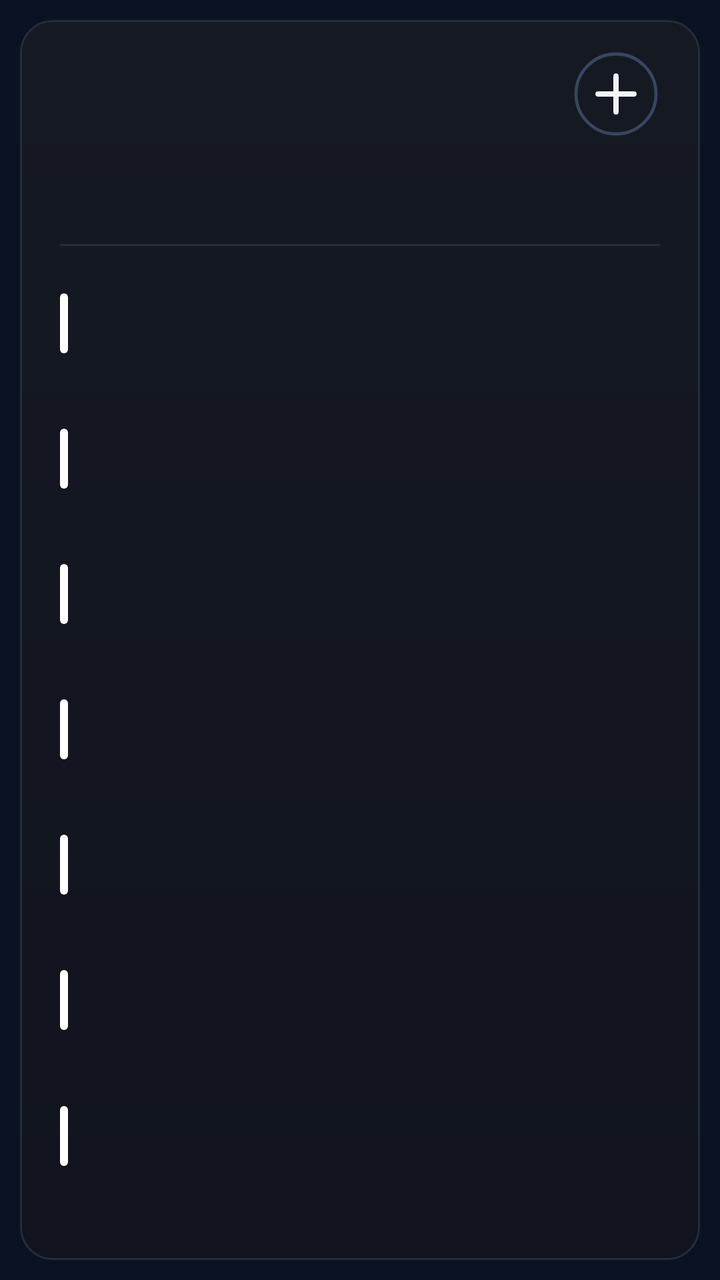
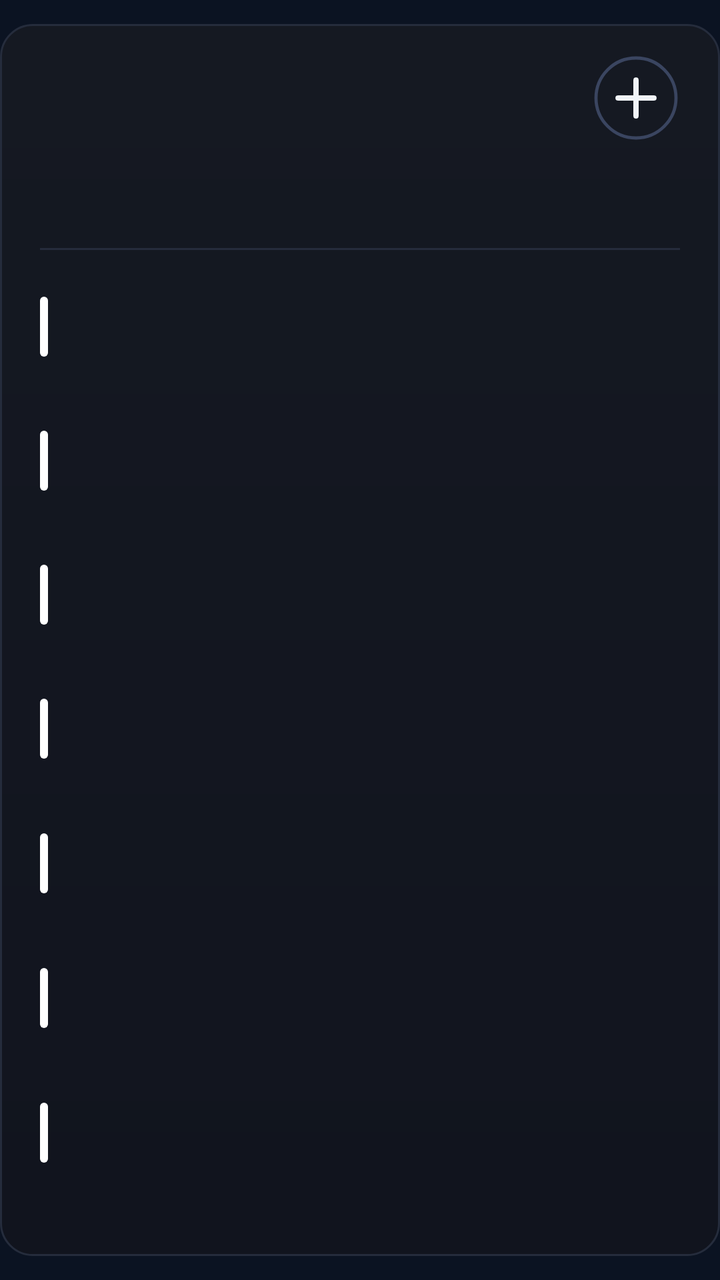

Before-and-after screenshots of an Android layout around one commit, followed by the original layout XML and the change that was made.
<!-- AndroidManifest.xml: application theme AppTheme -->
<!-- res/layout/cal_k7.xml -->
<?xml version="1.0" encoding="utf-8"?>
<FrameLayout xmlns:android="http://schemas.android.com/apk/res/android"
    android:id="@+id/root"
    android:layout_width="match_parent"
    android:layout_height="match_parent"
    android:padding="10dp">

    <LinearLayout
        android:id="@+id/panel"
        android:layout_width="match_parent"
        android:layout_height="match_parent"
        android:background="@drawable/cal_panel"
        android:orientation="vertical"
        android:paddingStart="20dp"
        android:paddingTop="13dp"
        android:paddingEnd="20dp"
        android:paddingBottom="14dp">

        
        <LinearLayout
            android:layout_width="match_parent"
            android:layout_height="48dp"
            android:gravity="center_vertical"
            android:orientation="horizontal">
        <ImageView
            android:id="@+id/cal_day"
            android:layout_width="wrap_content"
            android:layout_height="47dp"
            android:adjustViewBounds="true"
            android:scaleType="fitStart" />

            <LinearLayout
                android:layout_width="0dp"
                android:layout_height="wrap_content"
                android:layout_marginStart="12dp"
                android:layout_weight="1"
                android:orientation="vertical">
                <ImageView
                    android:id="@+id/cal_month"
                    android:layout_width="match_parent"
                    android:layout_height="23dp"
                    android:adjustViewBounds="true"
                    android:scaleType="fitStart" />
                <ImageView
                    android:id="@+id/cal_sub"
                    android:layout_width="match_parent"
                    android:layout_height="16dp"
                    android:adjustViewBounds="true"
                    android:layout_marginTop="2dp"
                    android:scaleType="fitStart" />
            </LinearLayout>

            <ImageView
                android:id="@+id/btn_add"
                android:layout_width="44dp"
                android:layout_height="44dp"
                android:contentDescription="New event"
                android:src="@drawable/ic_cal_add" />
        </LinearLayout>

        
        <LinearLayout
            android:layout_width="match_parent"
            android:layout_height="44dp"
            android:layout_marginTop="2dp"
            android:orientation="horizontal">
            <LinearLayout
                android:layout_width="0dp"
                android:layout_height="match_parent"
                android:layout_weight="1"
                android:gravity="center_horizontal"
                android:orientation="vertical">
                <ImageView
                    android:id="@+id/wk_label_0"
                    android:layout_width="wrap_content"
                    android:layout_height="14dp"
                    android:adjustViewBounds="true"
                    android:scaleType="fitCenter" />
                <ImageView
                    android:id="@+id/wk_num_0"
                    android:layout_width="26dp"
                    android:layout_height="26dp"
                    android:adjustViewBounds="true"
                    android:layout_marginTop="3dp"
                    android:scaleType="fitCenter" />
            </LinearLayout>
            <LinearLayout
                android:layout_width="0dp"
                android:layout_height="match_parent"
                android:layout_weight="1"
                android:gravity="center_horizontal"
                android:orientation="vertical">
                <ImageView
                    android:id="@+id/wk_label_1"
                    android:layout_width="wrap_content"
                    android:layout_height="14dp"
                    android:adjustViewBounds="true"
                    android:scaleType="fitCenter" />
                <ImageView
                    android:id="@+id/wk_num_1"
                    android:layout_width="26dp"
                    android:layout_height="26dp"
                    android:adjustViewBounds="true"
                    android:layout_marginTop="3dp"
                    android:scaleType="fitCenter" />
            </LinearLayout>
            <LinearLayout
                android:layout_width="0dp"
                android:layout_height="match_parent"
                android:layout_weight="1"
                android:gravity="center_horizontal"
                android:orientation="vertical">
                <ImageView
                    android:id="@+id/wk_label_2"
                    android:layout_width="wrap_content"
                    android:layout_height="14dp"
                    android:adjustViewBounds="true"
                    android:scaleType="fitCenter" />
                <ImageView
                    android:id="@+id/wk_num_2"
                    android:layout_width="26dp"
                    android:layout_height="26dp"
                    android:adjustViewBounds="true"
                    android:layout_marginTop="3dp"
                    android:scaleType="fitCenter" />
            </LinearLayout>
            <LinearLayout
                android:layout_width="0dp"
                android:layout_height="match_parent"
                android:layout_weight="1"
                android:gravity="center_horizontal"
                android:orientation="vertical">
                <ImageView
                    android:id="@+id/wk_label_3"
                    android:layout_width="wrap_content"
                    android:layout_height="14dp"
                    android:adjustViewBounds="true"
                    android:scaleType="fitCenter" />
                <ImageView
                    android:id="@+id/wk_num_3"
                    android:layout_width="26dp"
                    android:layout_height="26dp"
                    android:adjustViewBounds="true"
                    android:layout_marginTop="3dp"
                    android:scaleType="fitCenter" />
            </LinearLayout>
            <LinearLayout
                android:layout_width="0dp"
                android:layout_height="match_parent"
                android:layout_weight="1"
                android:gravity="center_horizontal"
                android:orientation="vertical">
                <ImageView
                    android:id="@+id/wk_label_4"
                    android:layout_width="wrap_content"
                    android:layout_height="14dp"
                    android:adjustViewBounds="true"
                    android:scaleType="fitCenter" />
                <ImageView
                    android:id="@+id/wk_num_4"
                    android:layout_width="26dp"
                    android:layout_height="26dp"
                    android:adjustViewBounds="true"
                    android:layout_marginTop="3dp"
                    android:scaleType="fitCenter" />
            </LinearLayout>
            <LinearLayout
                android:layout_width="0dp"
                android:layout_height="match_parent"
                android:layout_weight="1"
                android:gravity="center_horizontal"
                android:orientation="vertical">
                <ImageView
                    android:id="@+id/wk_label_5"
                    android:layout_width="wrap_content"
                    android:layout_height="14dp"
                    android:adjustViewBounds="true"
                    android:scaleType="fitCenter" />
                <ImageView
                    android:id="@+id/wk_num_5"
                    android:layout_width="26dp"
                    android:layout_height="26dp"
                    android:adjustViewBounds="true"
                    android:layout_marginTop="3dp"
                    android:scaleType="fitCenter" />
            </LinearLayout>
            <LinearLayout
                android:layout_width="0dp"
                android:layout_height="match_parent"
                android:layout_weight="1"
                android:gravity="center_horizontal"
                android:orientation="vertical">
                <ImageView
                    android:id="@+id/wk_label_6"
                    android:layout_width="wrap_content"
                    android:layout_height="14dp"
                    android:adjustViewBounds="true"
                    android:scaleType="fitCenter" />
                <ImageView
                    android:id="@+id/wk_num_6"
                    android:layout_width="26dp"
                    android:layout_height="26dp"
                    android:adjustViewBounds="true"
                    android:layout_marginTop="3dp"
                    android:scaleType="fitCenter" />
            </LinearLayout>
        </LinearLayout>

        <ImageView
            android:layout_width="match_parent"
            android:layout_height="1dp"
            android:layout_marginTop="5dp"
            android:layout_marginBottom="5dp"
            android:scaleType="fitXY"
            android:src="@drawable/cal_divider" />

        
        <LinearLayout
            android:layout_width="match_parent"
            android:layout_height="0dp"
            android:layout_weight="1"
            android:orientation="vertical">
        <LinearLayout
            android:id="@+id/cal_row_0"
            android:layout_width="match_parent"
            android:layout_height="0dp"
            android:layout_weight="1"
            android:gravity="center_vertical"
            android:orientation="horizontal">

            <ImageView
                android:id="@+id/cal_bar_0"
                android:layout_width="4dp"
                android:layout_height="30dp"
                android:layout_marginEnd="11dp"
                android:scaleType="fitXY"
                android:src="@drawable/cal_bar" />

            <LinearLayout
                android:layout_width="0dp"
                android:layout_height="wrap_content"
                android:layout_weight="1"
                android:orientation="vertical">

                <LinearLayout
                    android:layout_width="match_parent"
                    android:layout_height="wrap_content"
                    android:orientation="horizontal">
                    <ImageView
                        android:id="@+id/cal_time_0"
                        android:layout_width="wrap_content"
                        android:layout_height="16dp"
                        android:adjustViewBounds="true"
                        android:scaleType="fitStart" />
                    <ImageView
                        android:id="@+id/cal_hint_0"
                        android:layout_width="wrap_content"
                        android:layout_height="16dp"
                        android:adjustViewBounds="true"
                        android:layout_marginStart="9dp"
                        android:scaleType="fitStart" />
                </LinearLayout>
                <ImageView
                    android:id="@+id/cal_title_0"
                    android:layout_width="match_parent"
                    android:layout_height="22dp"
                    android:adjustViewBounds="true"
                    android:layout_marginTop="1dp"
                    android:scaleType="fitStart" />
            </LinearLayout>
        </LinearLayout>
        <LinearLayout
            android:id="@+id/cal_row_1"
            android:layout_width="match_parent"
            android:layout_height="0dp"
            android:layout_weight="1"
            android:gravity="center_vertical"
            android:orientation="horizontal">

            <ImageView
                android:id="@+id/cal_bar_1"
                android:layout_width="4dp"
                android:layout_height="30dp"
                android:layout_marginEnd="11dp"
                android:scaleType="fitXY"
                android:src="@drawable/cal_bar" />

            <LinearLayout
                android:layout_width="0dp"
                android:layout_height="wrap_content"
                android:layout_weight="1"
                android:orientation="vertical">

                <LinearLayout
                    android:layout_width="match_parent"
                    android:layout_height="wrap_content"
                    android:orientation="horizontal">
                    <ImageView
                        android:id="@+id/cal_time_1"
                        android:layout_width="wrap_content"
                        android:layout_height="16dp"
                        android:adjustViewBounds="true"
                        android:scaleType="fitStart" />
                    <ImageView
                        android:id="@+id/cal_hint_1"
                        android:layout_width="wrap_content"
                        android:layout_height="16dp"
                        android:adjustViewBounds="true"
                        android:layout_marginStart="9dp"
                        android:scaleType="fitStart" />
                </LinearLayout>
                <ImageView
                    android:id="@+id/cal_title_1"
                    android:layout_width="match_parent"
                    android:layout_height="22dp"
                    android:adjustViewBounds="true"
                    android:layout_marginTop="1dp"
                    android:scaleType="fitStart" />
            </LinearLayout>
        </LinearLayout>
        <LinearLayout
            android:id="@+id/cal_row_2"
            android:layout_width="match_parent"
            android:layout_height="0dp"
            android:layout_weight="1"
            android:gravity="center_vertical"
            android:orientation="horizontal">

            <ImageView
                android:id="@+id/cal_bar_2"
                android:layout_width="4dp"
                android:layout_height="30dp"
                android:layout_marginEnd="11dp"
                android:scaleType="fitXY"
                android:src="@drawable/cal_bar" />

            <LinearLayout
                android:layout_width="0dp"
                android:layout_height="wrap_content"
                android:layout_weight="1"
                android:orientation="vertical">

                <LinearLayout
                    android:layout_width="match_parent"
                    android:layout_height="wrap_content"
                    android:orientation="horizontal">
                    <ImageView
                        android:id="@+id/cal_time_2"
                        android:layout_width="wrap_content"
                        android:layout_height="16dp"
                        android:adjustViewBounds="true"
                        android:scaleType="fitStart" />
                    <ImageView
                        android:id="@+id/cal_hint_2"
                        android:layout_width="wrap_content"
                        android:layout_height="16dp"
                        android:adjustViewBounds="true"
                        android:layout_marginStart="9dp"
                        android:scaleType="fitStart" />
                </LinearLayout>
                <ImageView
                    android:id="@+id/cal_title_2"
                    android:layout_width="match_parent"
                    android:layout_height="22dp"
                    android:adjustViewBounds="true"
                    android:layout_marginTop="1dp"
                    android:scaleType="fitStart" />
            </LinearLayout>
        </LinearLayout>
        <LinearLayout
            android:id="@+id/cal_row_3"
            android:layout_width="match_parent"
            android:layout_height="0dp"
            android:layout_weight="1"
            android:gravity="center_vertical"
            android:orientation="horizontal">

            <ImageView
                android:id="@+id/cal_bar_3"
                android:layout_width="4dp"
                android:layout_height="30dp"
                android:layout_marginEnd="11dp"
                android:scaleType="fitXY"
                android:src="@drawable/cal_bar" />

            <LinearLayout
                android:layout_width="0dp"
                android:layout_height="wrap_content"
                android:layout_weight="1"
                android:orientation="vertical">

                <LinearLayout
                    android:layout_width="match_parent"
                    android:layout_height="wrap_content"
                    android:orientation="horizontal">
                    <ImageView
                        android:id="@+id/cal_time_3"
                        android:layout_width="wrap_content"
                        android:layout_height="16dp"
                        android:adjustViewBounds="true"
                        android:scaleType="fitStart" />
                    <ImageView
                        android:id="@+id/cal_hint_3"
                        android:layout_width="wrap_content"
                        android:layout_height="16dp"
                        android:adjustViewBounds="true"
                        android:layout_marginStart="9dp"
                        android:scaleType="fitStart" />
                </LinearLayout>
                <ImageView
                    android:id="@+id/cal_title_3"
                    android:layout_width="match_parent"
                    android:layout_height="22dp"
                    android:adjustViewBounds="true"
                    android:layout_marginTop="1dp"
                    android:scaleType="fitStart" />
            </LinearLayout>
        </LinearLayout>
        <LinearLayout
            android:id="@+id/cal_row_4"
            android:layout_width="match_parent"
            android:layout_height="0dp"
            android:layout_weight="1"
            android:gravity="center_vertical"
            android:orientation="horizontal">

            <ImageView
                android:id="@+id/cal_bar_4"
                android:layout_width="4dp"
                android:layout_height="30dp"
                android:layout_marginEnd="11dp"
                android:scaleType="fitXY"
                android:src="@drawable/cal_bar" />

            <LinearLayout
                android:layout_width="0dp"
                android:layout_height="wrap_content"
                android:layout_weight="1"
                android:orientation="vertical">

                <LinearLayout
                    android:layout_width="match_parent"
                    android:layout_height="wrap_content"
                    android:orientation="horizontal">
                    <ImageView
                        android:id="@+id/cal_time_4"
                        android:layout_width="wrap_content"
                        android:layout_height="16dp"
                        android:adjustViewBounds="true"
                        android:scaleType="fitStart" />
                    <ImageView
                        android:id="@+id/cal_hint_4"
                        android:layout_width="wrap_content"
                        android:layout_height="16dp"
                        android:adjustViewBounds="true"
                        android:layout_marginStart="9dp"
                        android:scaleType="fitStart" />
                </LinearLayout>
                <ImageView
                    android:id="@+id/cal_title_4"
                    android:layout_width="match_parent"
                    android:layout_height="22dp"
                    android:adjustViewBounds="true"
                    android:layout_marginTop="1dp"
                    android:scaleType="fitStart" />
            </LinearLayout>
        </LinearLayout>
        <LinearLayout
            android:id="@+id/cal_row_5"
            android:layout_width="match_parent"
            android:layout_height="0dp"
            android:layout_weight="1"
            android:gravity="center_vertical"
            android:orientation="horizontal">

            <ImageView
                android:id="@+id/cal_bar_5"
                android:layout_width="4dp"
                android:layout_height="30dp"
                android:layout_marginEnd="11dp"
                android:scaleType="fitXY"
                android:src="@drawable/cal_bar" />

            <LinearLayout
                android:layout_width="0dp"
                android:layout_height="wrap_content"
                android:layout_weight="1"
                android:orientation="vertical">

                <LinearLayout
                    android:layout_width="match_parent"
                    android:layout_height="wrap_content"
                    android:orientation="horizontal">
                    <ImageView
                        android:id="@+id/cal_time_5"
                        android:layout_width="wrap_content"
                        android:layout_height="16dp"
                        android:adjustViewBounds="true"
                        android:scaleType="fitStart" />
                    <ImageView
                        android:id="@+id/cal_hint_5"
                        android:layout_width="wrap_content"
                        android:layout_height="16dp"
                        android:adjustViewBounds="true"
                        android:layout_marginStart="9dp"
                        android:scaleType="fitStart" />
                </LinearLayout>
                <ImageView
                    android:id="@+id/cal_title_5"
                    android:layout_width="match_parent"
                    android:layout_height="22dp"
                    android:adjustViewBounds="true"
                    android:layout_marginTop="1dp"
                    android:scaleType="fitStart" />
            </LinearLayout>
        </LinearLayout>
        <LinearLayout
            android:id="@+id/cal_row_6"
            android:layout_width="match_parent"
            android:layout_height="0dp"
            android:layout_weight="1"
            android:gravity="center_vertical"
            android:orientation="horizontal">

            <ImageView
                android:id="@+id/cal_bar_6"
                android:layout_width="4dp"
                android:layout_height="30dp"
                android:layout_marginEnd="11dp"
                android:scaleType="fitXY"
                android:src="@drawable/cal_bar" />

            <LinearLayout
                android:layout_width="0dp"
                android:layout_height="wrap_content"
                android:layout_weight="1"
                android:orientation="vertical">

                <LinearLayout
                    android:layout_width="match_parent"
                    android:layout_height="wrap_content"
                    android:orientation="horizontal">
                    <ImageView
                        android:id="@+id/cal_time_6"
                        android:layout_width="wrap_content"
                        android:layout_height="16dp"
                        android:adjustViewBounds="true"
                        android:scaleType="fitStart" />
                    <ImageView
                        android:id="@+id/cal_hint_6"
                        android:layout_width="wrap_content"
                        android:layout_height="16dp"
                        android:adjustViewBounds="true"
                        android:layout_marginStart="9dp"
                        android:scaleType="fitStart" />
                </LinearLayout>
                <ImageView
                    android:id="@+id/cal_title_6"
                    android:layout_width="match_parent"
                    android:layout_height="22dp"
                    android:adjustViewBounds="true"
                    android:layout_marginTop="1dp"
                    android:scaleType="fitStart" />
            </LinearLayout>
        </LinearLayout>
        </LinearLayout>
        <ImageView
            android:id="@+id/cal_more"
            android:layout_width="match_parent"
            android:layout_height="14dp"
            android:adjustViewBounds="true"
            android:scaleType="fitEnd" />
    </LinearLayout>
</FrameLayout>
<!-- resources referenced by this layout -->
<resources>
  <!-- drawable cal_bar (drawable) -->
  <?xml version="1.0" encoding="utf-8"?>
  <shape xmlns:android="http://schemas.android.com/apk/res/android" android:shape="rectangle">
      <solid android:color="#FFFFFFFF" />
      <corners android:radius="2dp" />
  </shape>
  <!-- drawable cal_divider (drawable) -->
  <?xml version="1.0" encoding="utf-8"?>
  <shape xmlns:android="http://schemas.android.com/apk/res/android" android:shape="rectangle">
      <solid android:color="#FF252C3C" />
  </shape>
  <!-- drawable cal_panel (drawable) -->
  <?xml version="1.0" encoding="utf-8"?>
  <shape xmlns:android="http://schemas.android.com/apk/res/android" android:shape="rectangle">
      <gradient android:angle="270" android:startColor="#FF151922" android:endColor="#FF11141E" />
      <stroke android:width="1dp" android:color="#FF252C3C" />
      <corners android:radius="@dimen/widget_radius" />
  </shape>
  <!-- drawable ic_cal_add (drawable) -->
  <?xml version="1.0" encoding="utf-8"?>
  <vector xmlns:android="http://schemas.android.com/apk/res/android"
      android:width="44dp"
      android:height="44dp"
      android:viewportWidth="44"
      android:viewportHeight="44">
      <path
          android:pathData="M22,22m-20,0a20,20 0,1 1,40 0a20,20 0,1 1,-40 0"
          android:strokeColor="#FF3A4560"
          android:strokeWidth="1.6" />
      <path
          android:pathData="M13,22L31,22M22,13L22,31"
          android:strokeColor="#FFF1F5F9"
          android:strokeLineCap="round"
          android:strokeWidth="2.6" />
  </vector>
  <style name="AppTheme" parent="@android:style/Theme.DeviceDefault.NoActionBar">
          <item name="android:colorAccent">#DF8B35</item>
          <item name="android:colorControlActivated">#DF8B35</item>
          <item name="android:windowBackground">#0B1322</item>
          <item name="android:statusBarColor">#0E111A</item>
          <item name="android:navigationBarColor">#0B1322</item>
          <item name="android:textColorHint">#718096</item>
      </style>
  <dimen name="widget_radius">16dp</dimen>
</resources>

<!-- the commit's change to res/layout/cal_k7.xml (unified diff, before → after) -->
@@ -3,7 +3,8 @@
     android:id="@+id/root"
     android:layout_width="match_parent"
     android:layout_height="match_parent"
-    android:padding="10dp">
+    android:paddingTop="12dp"
+    android:paddingBottom="12dp">
 
     <LinearLayout
         android:id="@+id/panel"
